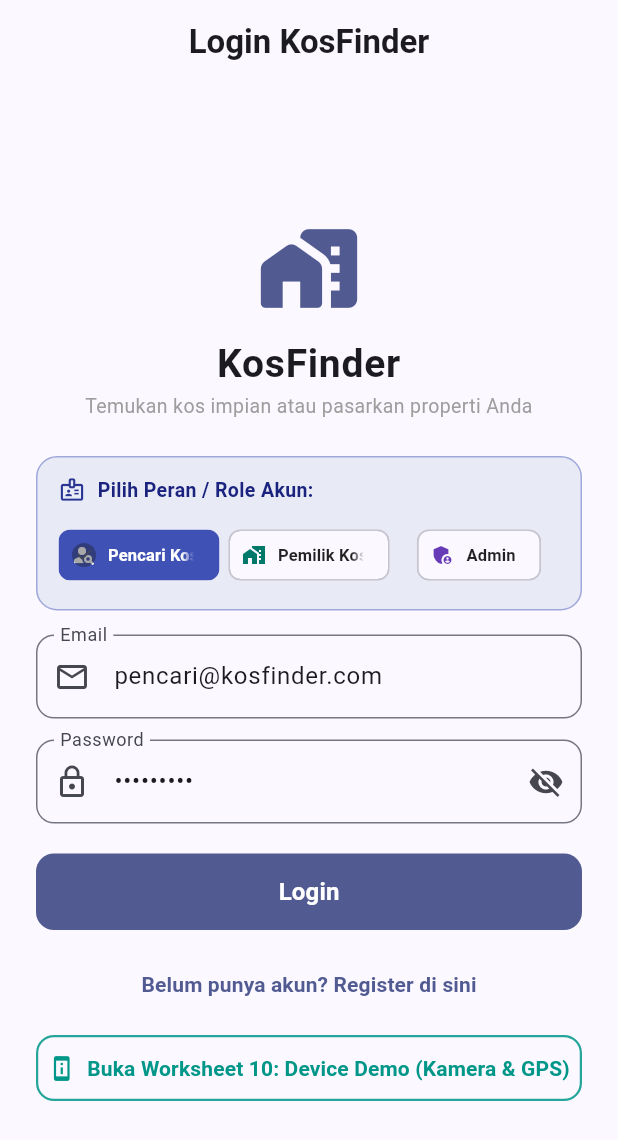
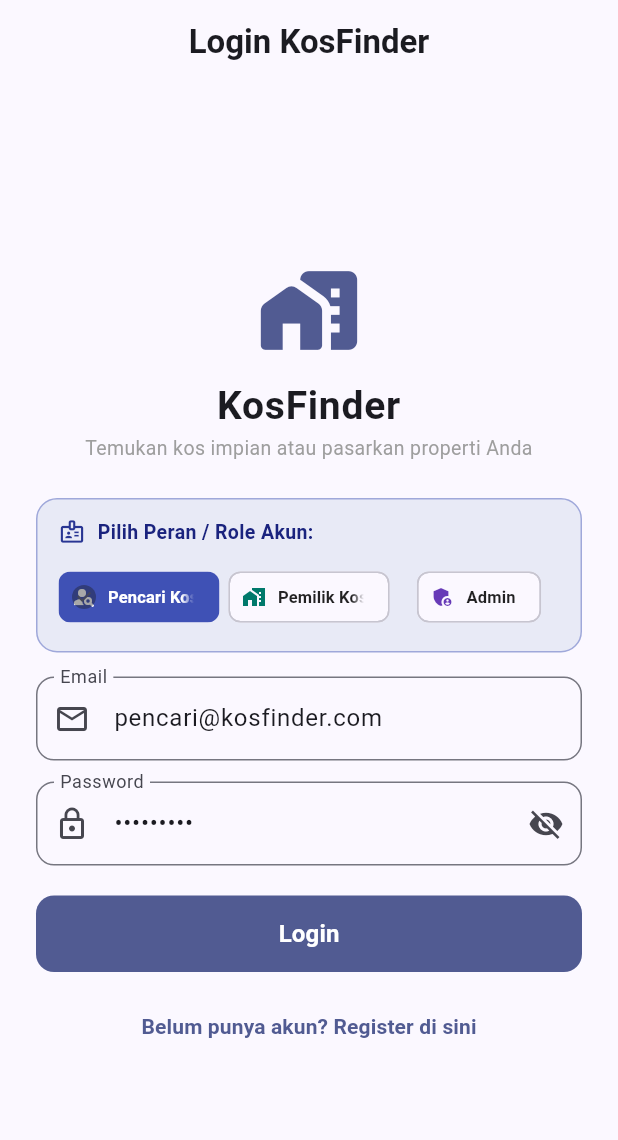
Before and after one commit to emip0525/flutter_kosfinder, a Flutter app: the screen it shows after launch, on a phone screen of 412 x 824 dp. Shown: the top 1140 px of the screen. Run offline on Flutter 3.47's test engine with Material 3 defaults, Android fonts, the phone set to English and light mode, and no system bars; our stand-ins replace firebase_core, firebase_messaging, geolocator, image_picker, permission_handler, sensors_plus and 2 more; accounts and stored records are empty.

Commit message:
fix: remove Worksheet 10 Device Demo from login and home pages

```diff
--- a/lib/pages/login_page.dart
+++ b/lib/pages/login_page.dart
@@ -1,7 +1,6 @@
 import 'package:flutter/material.dart';
 import 'package:supabase_flutter/supabase_flutter.dart';
 import '../services/auth_service.dart';
-import 'device_demo_page.dart';
 import 'home_page.dart';
 import 'register_page.dart';
 
@@ -279,24 +278,6 @@ class _LoginPageState extends State<LoginPage> {
                     ),
                     child: const Text('Belum punya akun? Register di sini', style: TextStyle(fontWeight: FontWeight.bold)),
                   ),
-                  const SizedBox(height: 8),
-
-                  // 6. AKSES LANGSUNG WORKSHEET 10
-                  OutlinedButton.icon(
-                    onPressed: () => Navigator.of(context).push(
-                      MaterialPageRoute(builder: (_) => const DeviceDemoPage()),
-                    ),
-                    icon: const Icon(Icons.perm_device_information, color: Colors.teal),
-                    label: const Text(
-                      'Buka Worksheet 10: Device Demo (Kamera & GPS)',
-                      style: TextStyle(fontWeight: FontWeight.bold, color: Colors.teal),
-                    ),
-                    style: OutlinedButton.styleFrom(
-                      padding: const EdgeInsets.symmetric(vertical: 12),
-                      side: BorderSide(color: Colors.teal.shade400, width: 1.5),
-                      shape: RoundedRectangleBorder(borderRadius: BorderRadius.circular(12)),
-                    ),
-                  ),
                 ],
               ),
             ),
```
Also changed, not shown: lib/pages/home_page.dart (+0 -45 lines).
